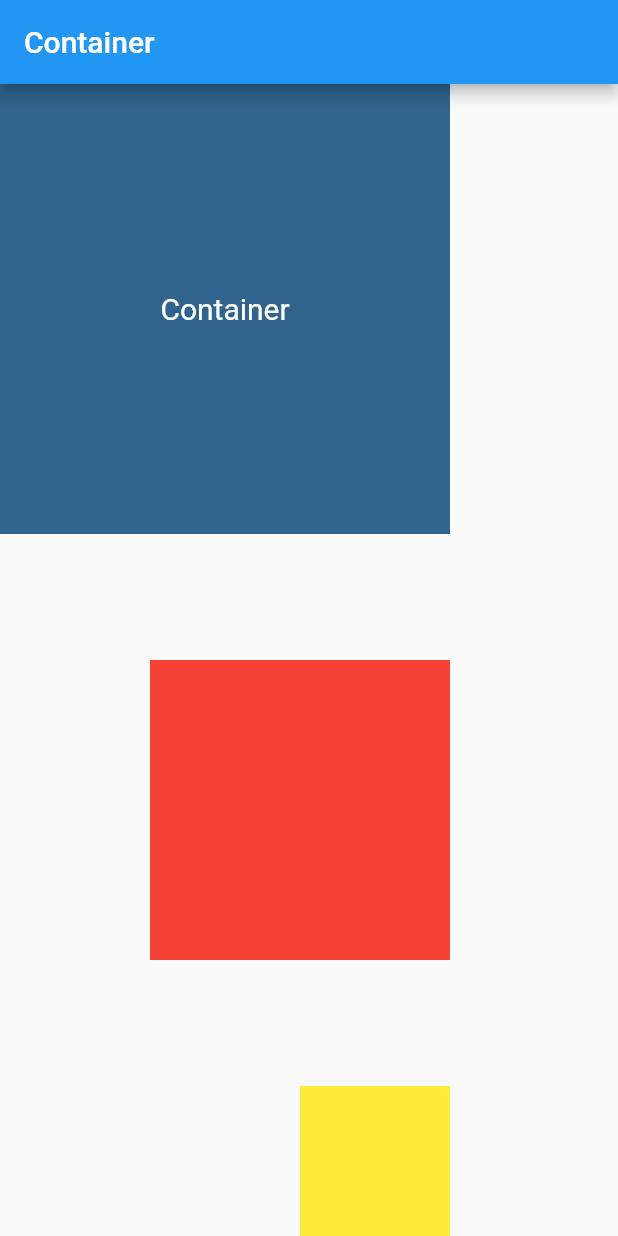
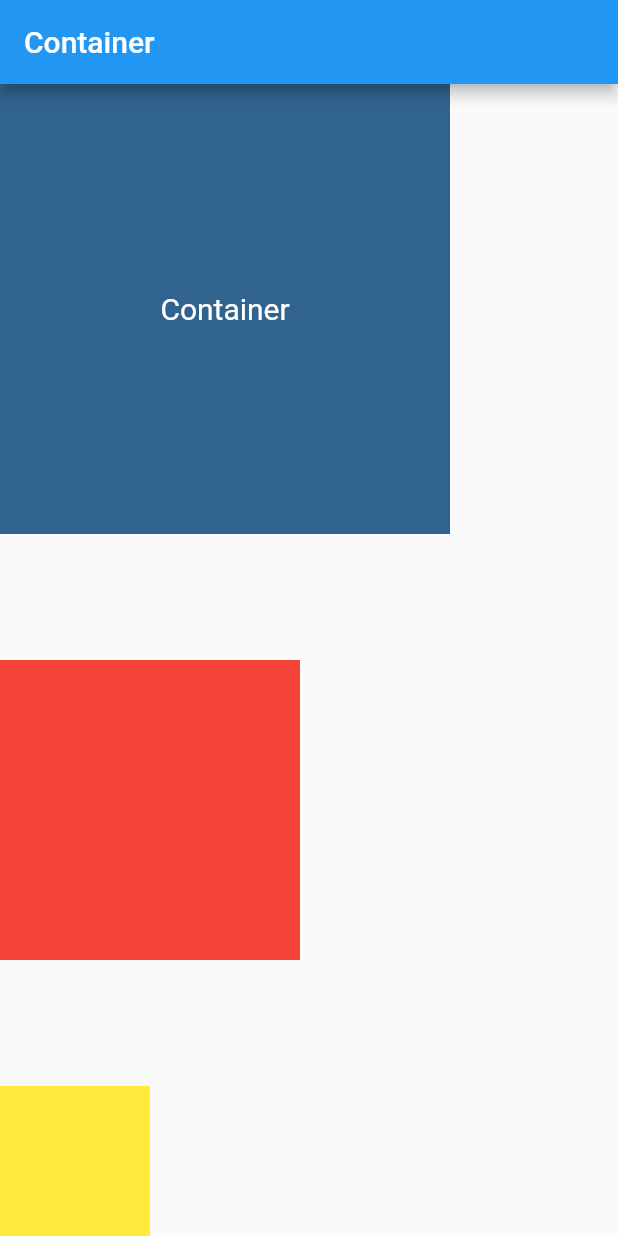
Before and after one commit to PhyschicWinter9/myfirstapp, a Flutter app: the screen it shows after launch, on a phone screen of 412 x 824 dp. Run offline on Flutter 3.47's test engine with Material 2 defaults, Android fonts, the light colour scheme and no system bars; our stand-ins replace google_fonts.

Commit message:
Change Position

```diff
--- a/lib/layoutwidget.dart
+++ b/lib/layoutwidget.dart
@@ -11,7 +11,7 @@ class layoutWidget extends StatelessWidget {
       ),
       body: Column(
         mainAxisAlignment: MainAxisAlignment.spaceBetween,
-        crossAxisAlignment: CrossAxisAlignment.end,
+        crossAxisAlignment: CrossAxisAlignment.start,
         children: [
           Container(
             width: 300,
```
